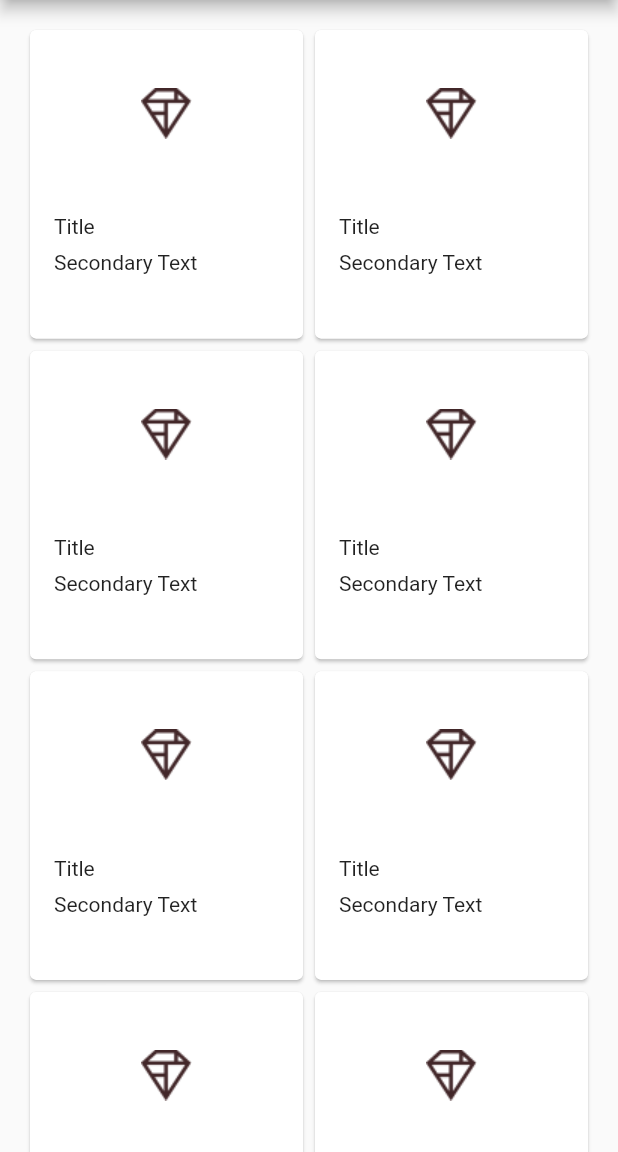
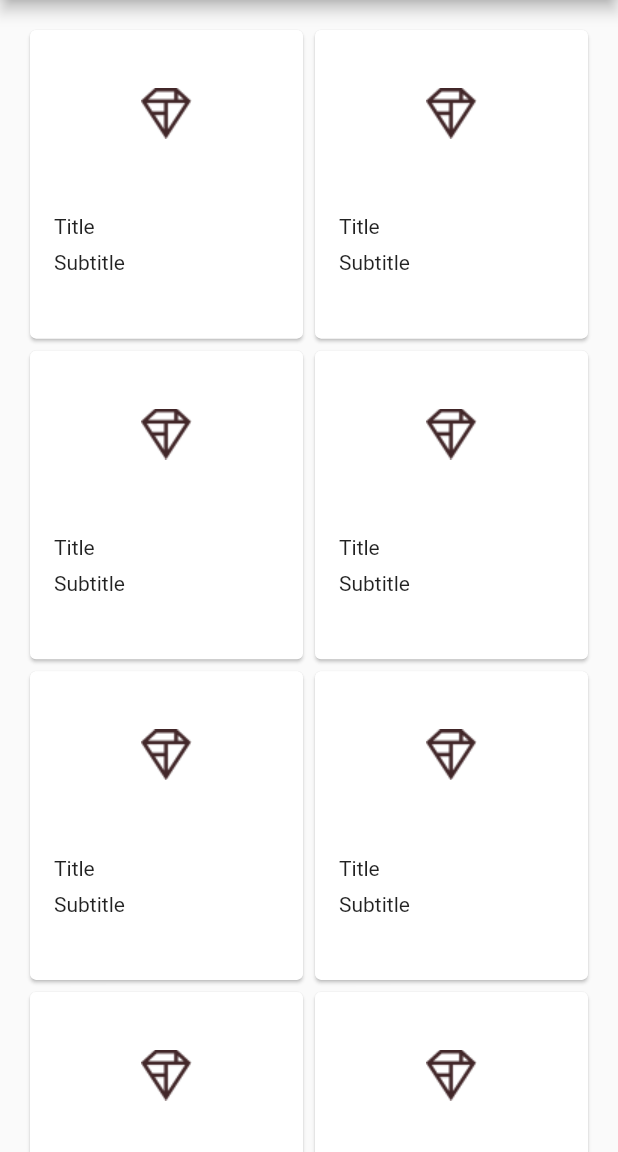
Before and after one commit to CaptainIRS/Flutter_Projects, a Flutter app: the HomePage screen opened directly, on a phone screen of 412 x 824 dp, the part 84-1236 px from its top. Run offline on Flutter 3.47's test engine with Material 2 defaults, Android fonts, the phone set to English and light mode, and no system bars.

Commit message:
MDC 102 completed

```diff
--- a/mdc_100_series/lib/home.dart
+++ b/mdc_100_series/lib/home.dart
@@ -8,8 +8,6 @@ class HomePage extends StatelessWidget {
     // TODO: Return an AsymmetricView (104)
     // TODO: Pass Category variable to AsymmetricView (104)
     return Scaffold(
-      // TODO: Add app bar (102)
-      // TODO: Add a grid view (102)
       appBar: AppBar(
         leading: IconButton(
           icon: Icon(
@@ -42,8 +40,16 @@ class HomePage extends StatelessWidget {
         crossAxisCount: 2,
         padding: EdgeInsets.all(16.0),
         childAspectRatio: 8.0 / 9.0,
-        children: <Widget>[
-          for (int i = 0; i < 10; i++)
+        children: _buildGridCards(10),
+      ),
+      // TODO: Set resizeToAvoidBottomInset (101)
+    );
+  }
+
+  List<Card> _buildGridCards(int count) {
+    List<Card> cards = List.generate(
+      count,
+          (int cards) =>
           Card(
             clipBehavior: Clip.antiAlias,
             child: Column(
@@ -51,25 +57,23 @@ class HomePage extends StatelessWidget {
               children: <Widget>[
                 AspectRatio(
                   aspectRatio: 18.0 / 11.0,
-                    child: Image.asset('assets/diamond.png'),
+                  child: Image.asset("assets/diamond.png"),
                 ),
                 Padding(
                   padding: EdgeInsets.fromLTRB(16.0, 12.0, 16.0, 8.0),
                   child: Column(
                     crossAxisAlignment: CrossAxisAlignment.start,
                     children: <Widget>[
-                        Text('Title'),
+                      Text("Title"),
                       SizedBox(height: 8.0),
-                        Text('Secondary Text'),
+                      Text("Subtitle"),
                     ],
                   ),
                 ),
               ],
             ),
-            )
-        ],
           ),
-      // TODO: Set resizeToAvoidBottomInset (101)
     );
+    return cards;
   }
 }
```
Lines whose indentation alone changed are shown as unchanged.
